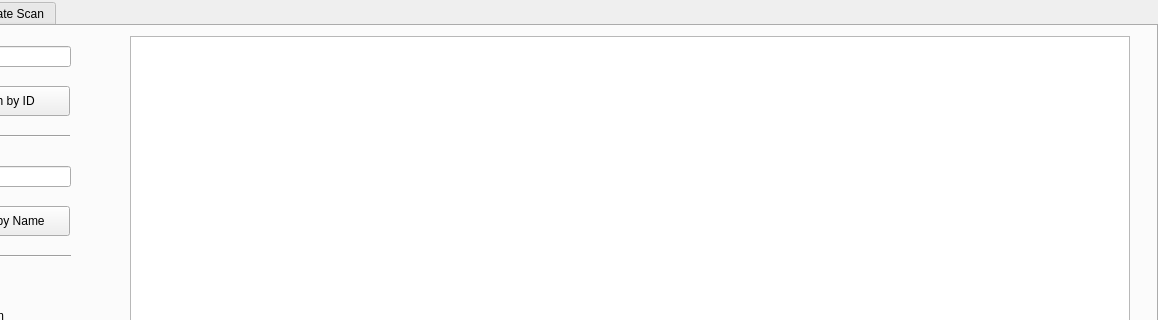
First picture: the form in Project_Folder/Project_Space/Concentrate_Advance.ui, repository Joel-HsienChi/-----, before the edit; both pictures show x 192 to 1350 and y 0 to 320 of the 1350 by 800 pixel window.
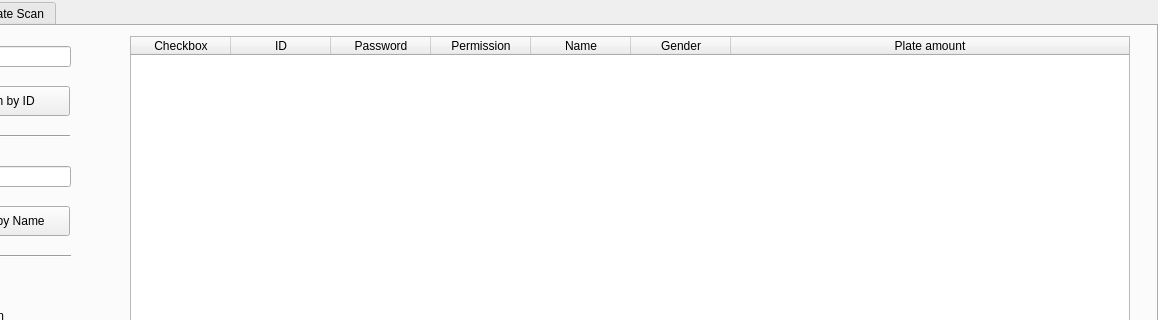
Second picture: the form after the edit. The open tabs and pages were chosen to show the change.

Commit message: modified:   Project_Folder/Project_Space/Concentrate_Advance.py 	modified:   Project_Folder/Project_Space/Concentrate_Advance.ui 	modified:   Project_Folder/Project_Space/Function.py 	modified:   Project_Folder/Project_Space/Login_Main.py 	modified:   Project_Folder/Project_Space/Project.db 	modified:   Project_Folder/Project_Space/__pycache__/Function.cpython-39.pyc 	modified:   Project_Folder/Project_Space/convert.txt

What changed in the file:
```diff
--- a/Project_Folder/Project_Space/Concentrate_Advance.ui
+++ b/Project_Folder/Project_Space/Concentrate_Advance.ui
@@ -357,7 +357,7 @@
      <enum>QAbstractScrollArea::AdjustToContents</enum>
     </property>
     <attribute name="horizontalHeaderVisible">
-     <bool>false</bool>
+     <bool>true</bool>
     </attribute>
     <attribute name="horizontalHeaderCascadingSectionResizes">
      <bool>false</bool>
```
Left out of the diff: 2 changed lines with no effect on the pictures. The commit also changes 6 other files.
